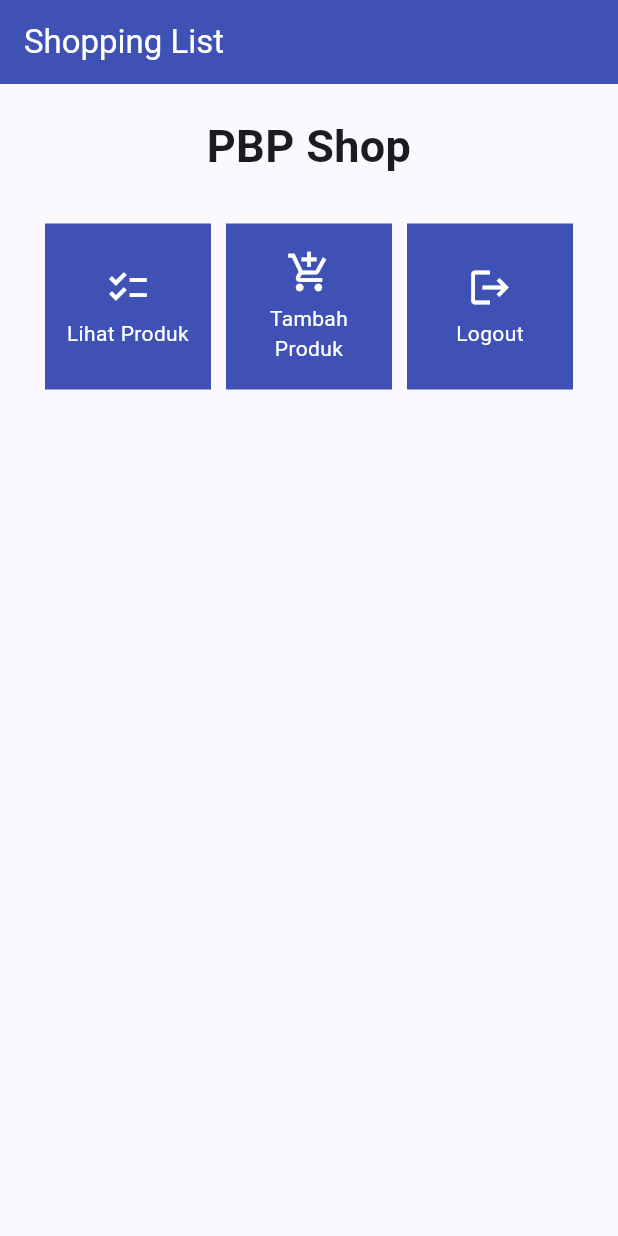
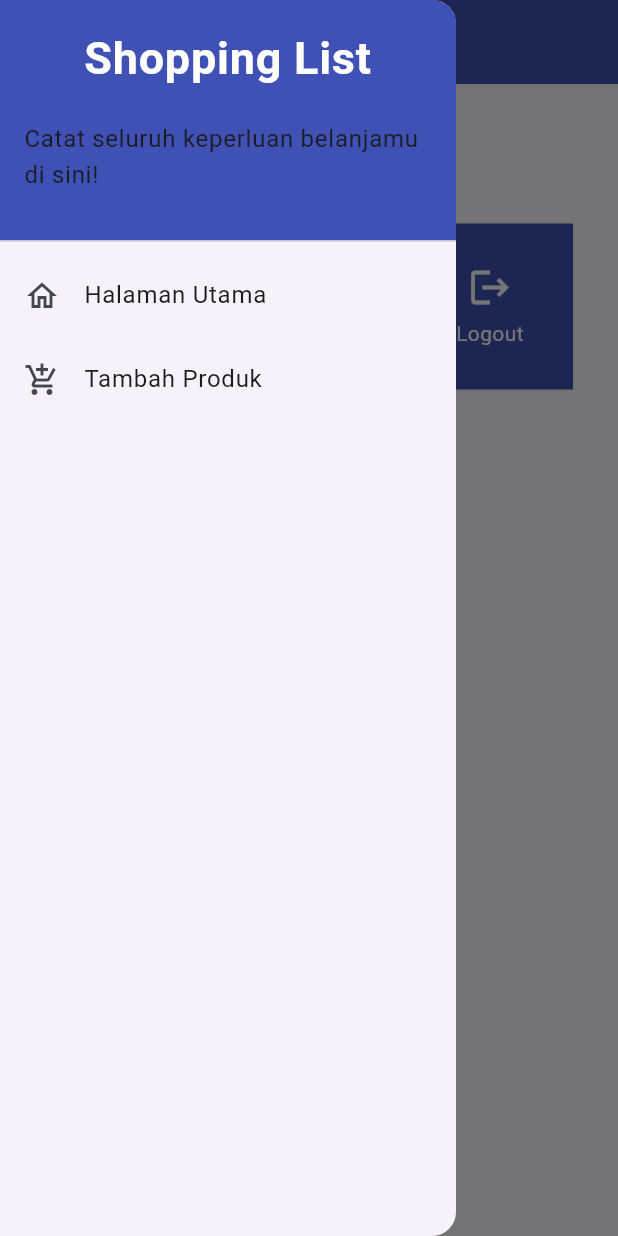
Before and after one commit to rizkimaulana23/shopping-list-mobile, a Flutter app: the screen it shows after launch, with the side drawer open (before the commit the screen has no drawer), on a phone screen of 412 x 824 dp. Run offline on Flutter 3.47's test engine with Material 2 defaults, Android fonts, the phone set to English and light mode, and no system bars.

Commit message:
TUTORIAL 7 DONE

```diff
--- a/lib/main.dart
+++ b/lib/main.dart
@@ -1,5 +1,5 @@
 import 'package:flutter/material.dart';
-import 'package:shopping_list/menu.dart';
+import 'package:shopping_list/screens/menu.dart';
 
 void main() {
   runApp(const MyApp());
--- a/lib/menu.dart
+++ b/lib/screens/menu.dart
@@ -1,4 +1,6 @@
 import 'package:flutter/material.dart';
+import 'package:shopping_list/widgets/left_drawer.dart';
+import 'package:shopping_list/widgets/shop_card.dart';
 
 class MyHomePage extends StatelessWidget {
   MyHomePage({Key? key}) : super(key: key);
@@ -18,7 +20,9 @@ class MyHomePage extends StatelessWidget {
           style: TextStyle(color: Colors.white),
         ),
         backgroundColor: Colors.indigo,
+        foregroundColor: Colors.white,
       ),
+      drawer: const LeftDrawer(),
       body: SingleChildScrollView(
         // Widget wrapper yang dapat discroll
         child: Padding(
@@ -78,12 +82,18 @@ class ShopCard extends StatelessWidget {
       color: Colors.indigo,
       child: InkWell(
         // Area responsive terhadap sentuhan
-        onTap: () {
+          onTap: () {
           // Memunculkan SnackBar ketika diklik
           ScaffoldMessenger.of(context)
             ..hideCurrentSnackBar()
             ..showSnackBar(SnackBar(
                 content: Text("Kamu telah menekan tombol ${item.name}!")));
+
+          // Navigate ke route yang sesuai (tergantung jenis tombol)
+          if (item.name == "Tambah Produk") {
+            // TODO: Gunakan Navigator.push untuk melakukan navigasi ke MaterialPageRoute yang mencakup ShopFormPage.
+          }
+
         },
         child: Container(
           // Container untuk menyimpan Icon dan Text
--- /dev/null
+++ b/lib/widgets/left_drawer.dart
@@ -0,0 +1,62 @@
+import 'package:flutter/material.dart';
+import 'package:shopping_list/screens/menu.dart';
+
+class LeftDrawer extends StatelessWidget {
+  const LeftDrawer({super.key});
+
+  @override
+  Widget build(BuildContext context) {
+    return Drawer(
+      child: ListView(
+        children: [
+          const DrawerHeader(
+            decoration: BoxDecoration(
+                color: Colors.indigo,
+            ),
+            child: Column(
+                children: [
+                Text(
+                    'Shopping List',
+                    textAlign: TextAlign.center,
+                    style: TextStyle(
+                    fontSize: 30,
+                    fontWeight: FontWeight.bold,
+                    color: Colors.white,
+                    ),
+                ),
+                Padding(padding: EdgeInsets.all(10)),
+                Text("Catat seluruh keperluan belanjamu di sini!",
+                    // TODO: Tambahkan gaya teks dengan center alignment, font ukuran 15, warna putih, dan weight biasa
+                    ),
+                ],
+            ),
+            ),
+          // TODO: Bagian routing
+          ListTile(
+            leading: const Icon(Icons.home_outlined),
+            title: const Text('Halaman Utama'),
+            // Bagian redirection ke MyHomePage
+            onTap: () {
+                Navigator.pushReplacement(
+                    context,
+                    MaterialPageRoute(
+                    builder: (context) => MyHomePage(),
+                    ));
+            },
+            ),
+            ListTile(
+            leading: const Icon(Icons.add_shopping_cart),
+            title: const Text('Tambah Produk'),
+            // Bagian redirection ke ShopFormPage
+            onTap: () {
+                /*
+                TODO: Buatlah routing ke ShopFormPage di sini,
+                setelah halaman ShopFormPage sudah dibuat.
+                */
+            },
+            ),
+        ],
+      ),
+    );
+  }
+}
--- /dev/null
+++ b/lib/widgets/shop_card.dart
@@ -0,0 +1,60 @@
+import 'package:shopping_list/screens/menu.dart';
+import 'package:flutter/material.dart';
+
+class ShopItem {
+  final String name;
+  final IconData icon;
+
+  ShopItem(this.name, this.icon);
+}
+
+class ShopCard extends StatelessWidget {
+  final ShopItem item;
+
+  const ShopCard(this.item, {super.key}); // Constructor
+
+  @override
+  Widget build(BuildContext context) {
+    return Material(
+      color: Colors.indigo,
+      child: InkWell(
+        // Area responsive terhadap sentuhan
+          onTap: () {
+          // Memunculkan SnackBar ketika diklik
+          ScaffoldMessenger.of(context)
+            ..hideCurrentSnackBar()
+            ..showSnackBar(SnackBar(
+                content: Text("Kamu telah menekan tombol ${item.name}!")));
+
+          // Navigate ke route yang sesuai (tergantung jenis tombol)
+          if (item.name == "Tambah Produk") {
+            // TODO: Gunakan Navigator.push untuk melakukan navigasi ke MaterialPageRoute yang mencakup ShopFormPage.
+          }
+
+        },
+        child: Container(
+          // Container untuk menyimpan Icon dan Text
+          padding: const EdgeInsets.all(8),
+          child: Center(
+            child: Column(
+              mainAxisAlignment: MainAxisAlignment.center,
+              children: [
+                Icon(
+                  item.icon,
+                  color: Colors.white,
+                  size: 30.0,
+                ),
+                const Padding(padding: EdgeInsets.all(3)),
+                Text(
+                  item.name,
+                  textAlign: TextAlign.center,
+                  style: const TextStyle(color: Colors.white),
+                ),
+              ],
+            ),
+          ),
+        ),
+      ),
+    );
+  }
+}
```
Also changed, not shown: lib/screens/shoplist_form.dart (added, +141 -0 lines).
